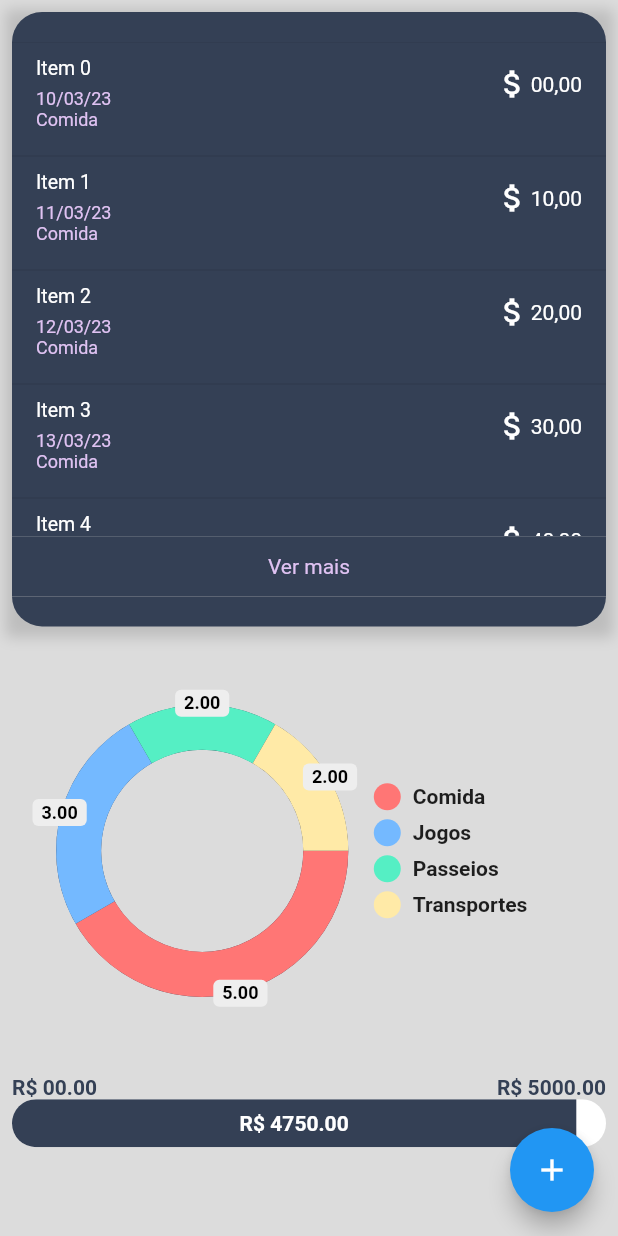
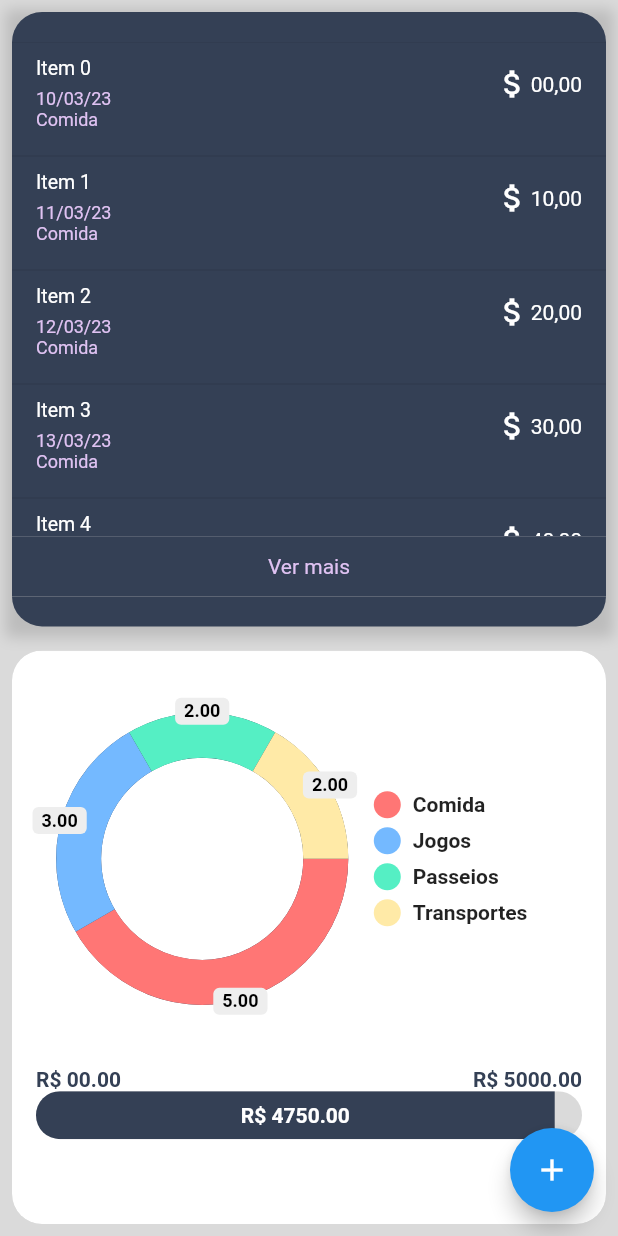
Before and after one commit to montoyaaa/financiapp, a Flutter app: the screen it shows after launch, on a phone screen of 412 x 824 dp. Run offline on Flutter 3.47's test engine with Material 2 defaults, Android fonts, the phone set to English and light mode, and no system bars; drawn by our look-alikes of pie_chart.

Commit message:
feat: add background white

```diff
--- a/lib/main.dart
+++ b/lib/main.dart
@@ -75,7 +75,7 @@
   Widget build(BuildContext context) {
     MediaQueryData deviceInfo = MediaQuery.of(context);
     return Scaffold(
-      backgroundColor: const Color.fromARGB(255, 220, 220, 220),
+      backgroundColor: const Color.fromARGB(255, 218, 218, 218),
       body: SafeArea(
         child: ScrollView(deviceInfo),
       ),
@@ -239,6 +239,24 @@
           ),
         ),
         SliverFillRemaining(
+          child: Padding(
+            padding: const EdgeInsets.all(8.0),
+            child: ClipRRect(
+              borderRadius: BorderRadius.circular(20),
+              child: Container(
+                decoration: BoxDecoration(
+                  color: Colors.white,
+                  boxShadow: [
+                    BoxShadow(
+                      color: Colors.grey.withOpacity(0.5),
+                      spreadRadius: 5,
+                      blurRadius: 7,
+                      offset: const Offset(0, 3), // changes position of shadow
+                    ),
+                  ],
+                ),
+                child: Padding(
+                  padding: const EdgeInsets.all(8.0),
                   child: Column(
                     mainAxisAlignment: MainAxisAlignment.spaceEvenly,
                     children: [
@@ -275,7 +293,8 @@
                             crossAxisAlignment: CrossAxisAlignment.stretch,
                             children: [
                               Row(
-                        mainAxisAlignment: MainAxisAlignment.spaceBetween,
+                                mainAxisAlignment:
+                                    MainAxisAlignment.spaceBetween,
                                 children: [
                                   const Text(
                                     'R\$ 00.00',
@@ -298,7 +317,8 @@
                                 child: Stack(
                                   children: [
                                     Container(
-                              color: Colors.white,
+                                      color: const Color.fromARGB(
+                                          255, 218, 218, 218),
                                       width: constraints.maxWidth,
                                       height: 32,
                                     ),
@@ -328,6 +348,10 @@
                     ],
                   ),
                 ),
+              ),
+            ),
+          ),
+        ),
       ],
     );
   }
```
Lines whose indentation alone changed are shown as unchanged.
